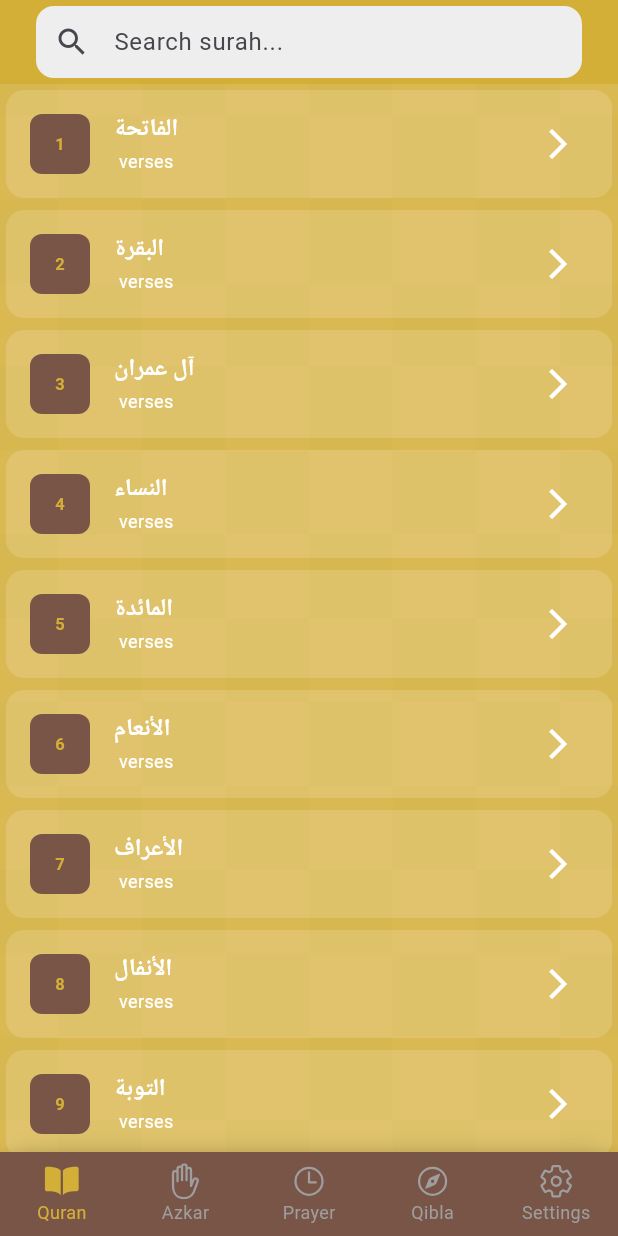
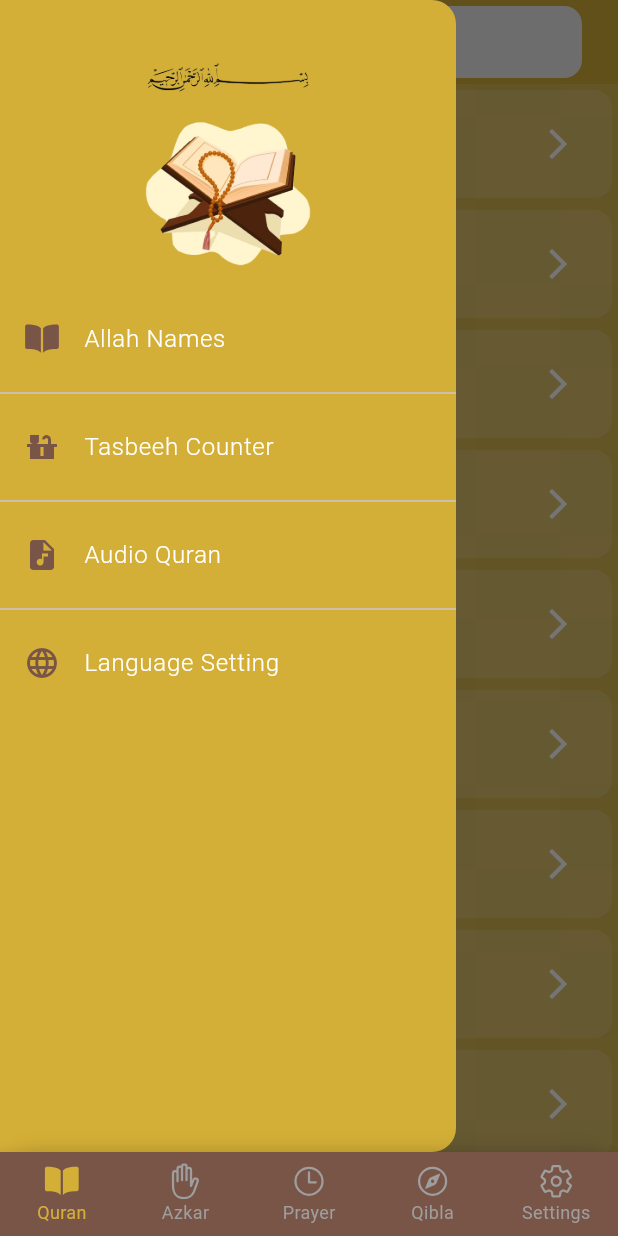
Before and after one commit to fwdAndroid/quran_al_kareem, a Flutter app: the screen it shows after launch, with the side drawer open (before the commit the screen has no drawer), on a phone screen of 412 x 824 dp. Run offline on Flutter 3.47's test engine with Material 3 defaults, Android fonts, the phone set to English and light mode, and no system bars; our stand-ins replace ionicons; missing offline and left inert: quran.

Commit message:
Drawaer Created

```diff
--- a/lib/screens/pages/quran_screen.dart
+++ b/lib/screens/pages/quran_screen.dart
@@ -1,6 +1,7 @@
 import 'package:flutter/material.dart';
 import 'package:quran/quran.dart' as quran;
 import 'package:quran_al_kareem/screens/detail/surah_detail_page.dart';
+import 'package:quran_al_kareem/screens/widget/my_drawer.dart';
 import 'package:quran_al_kareem/utils/colors.dart';
 import 'package:quran_al_kareem/utils/surah_names_utils.dart';
 
@@ -55,6 +56,7 @@ class _QuranScreenState extends State<QuranScreen> {
   Widget build(BuildContext context) {
     return Scaffold(
       appBar: AppBar(
+        iconTheme: IconThemeData(color: Colors.white),
         title: Padding(
           padding: const EdgeInsets.all(8.0),
           child: Container(
@@ -78,6 +80,7 @@ class _QuranScreenState extends State<QuranScreen> {
         ),
         backgroundColor: Colors.transparent,
       ),
+      drawer: DrawerWidget(),
       backgroundColor: mainColor,
       body: SafeArea(
         child: Stack(
--- /dev/null
+++ b/lib/screens/widget/my_drawer.dart
@@ -0,0 +1,129 @@
+import 'package:flutter/material.dart';
+import 'package:ionicons/ionicons.dart';
+import 'package:quran_al_kareem/utils/colors.dart';
+
+class DrawerWidget extends StatefulWidget {
+  const DrawerWidget({super.key});
+
+  @override
+  State<DrawerWidget> createState() => _DrawerWidgetState();
+}
+
+class _DrawerWidgetState extends State<DrawerWidget>
+    with SingleTickerProviderStateMixin {
+  late AnimationController _controller;
+
+  @override
+  void initState() {
+    super.initState();
+    _controller = AnimationController(vsync: this);
+  }
+
+  @override
+  void dispose() {
+    _controller.dispose();
+    super.dispose();
+  }
+
+  @override
+  Widget build(BuildContext context) {
+    //final languageProvider = Provider.of<LanguageProvider>(context); // Access
+
+    return Drawer(
+      backgroundColor: mainColor,
+      child: Column(
+        children: [
+          const SizedBox(height: 30),
+          Padding(
+            padding: const EdgeInsets.only(left: 8.0, right: 8, top: 10),
+            child: Image.asset("assets/logo.png", height: 150, width: 150),
+          ),
+
+          Padding(
+            padding: const EdgeInsets.only(top: 8.0),
+            child: ListTile(
+              leading: Icon(Ionicons.book, color: Colors.brown),
+              title: Text(
+                'Allah Names',
+                style: TextStyle(
+                  color: Colors.white,
+                  fontWeight: FontWeight.w300,
+                  fontSize: 16,
+                ),
+                textAlign: TextAlign.left,
+              ),
+              onTap: () {
+                // Navigator.push(
+                //   context,
+                //   MaterialPageRoute(builder: (context) => AllahNames()),
+                // );
+              },
+            ),
+          ),
+          Divider(),
+          ListTile(
+            leading: Icon(Icons.countertops, color: Colors.brown),
+
+            title: Text(
+              // languageProvider.localizedStrings["Tasbeeh Counter"] ??
+              'Tasbeeh Counter',
+              style: TextStyle(
+                color: Colors.white,
+                fontWeight: FontWeight.w300,
+                fontSize: 16,
+              ),
+              textAlign: TextAlign.left,
+            ),
+            onTap: () {
+              // Navigator.push(
+              //   context,
+              //   MaterialPageRoute(builder: (context) => TashbeehCounter()),
+              // );
+            },
+          ),
+          Divider(),
+          ListTile(
+            leading: Icon(Icons.audio_file, color: Colors.brown),
+
+            title: Text(
+              'Audio Quran',
+              style: TextStyle(
+                color: Colors.white,
+                fontWeight: FontWeight.w300,
+                fontSize: 16,
+              ),
+              textAlign: TextAlign.left,
+            ),
+            onTap: () {
+              // Navigator.pushReplacement(
+              //   context,
+              //   MaterialPageRoute(builder: (context) => const AudioQuran()),
+              // );
+            },
+          ),
+          Divider(),
+          ListTile(
+            leading: Icon(Icons.language, color: Colors.brown),
+
+            title: Text(
+              // languageProvider.localizedStrings["Language Setting"] ??
+              'Language Setting',
+              style: TextStyle(
+                color: Colors.white,
+                fontWeight: FontWeight.w300,
+                fontSize: 16,
+              ),
+              textAlign: TextAlign.left,
+            ),
+            onTap: () {
+              // Navigator.push(
+              //   context,
+              //   MaterialPageRoute(builder: (builder) => ChangeLangage()),
+              // );
+            },
+          ),
+        ],
+      ),
+    );
+  }
+}
```
